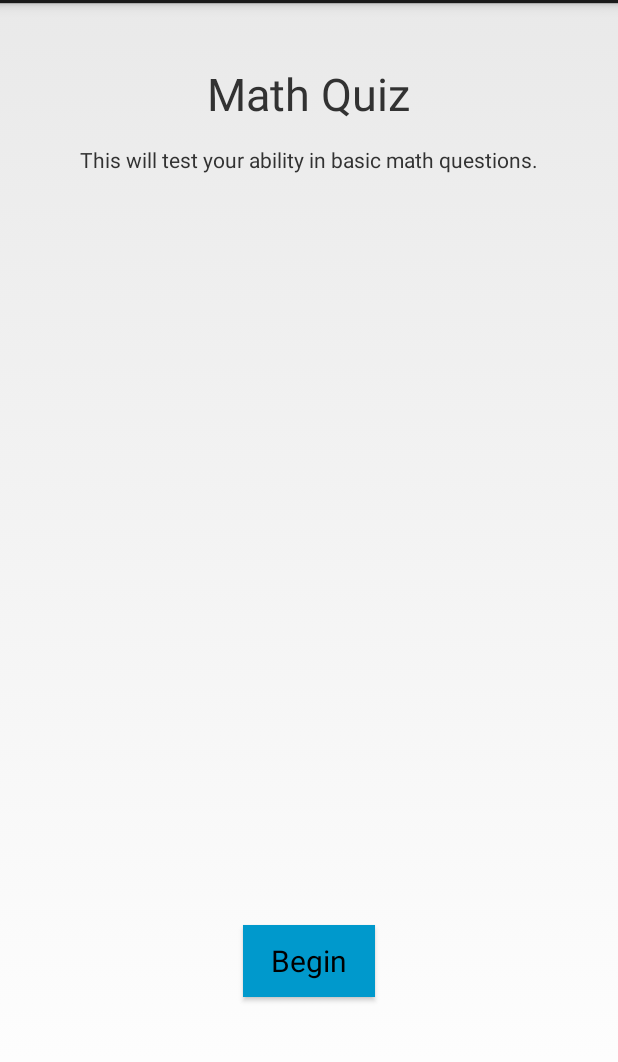
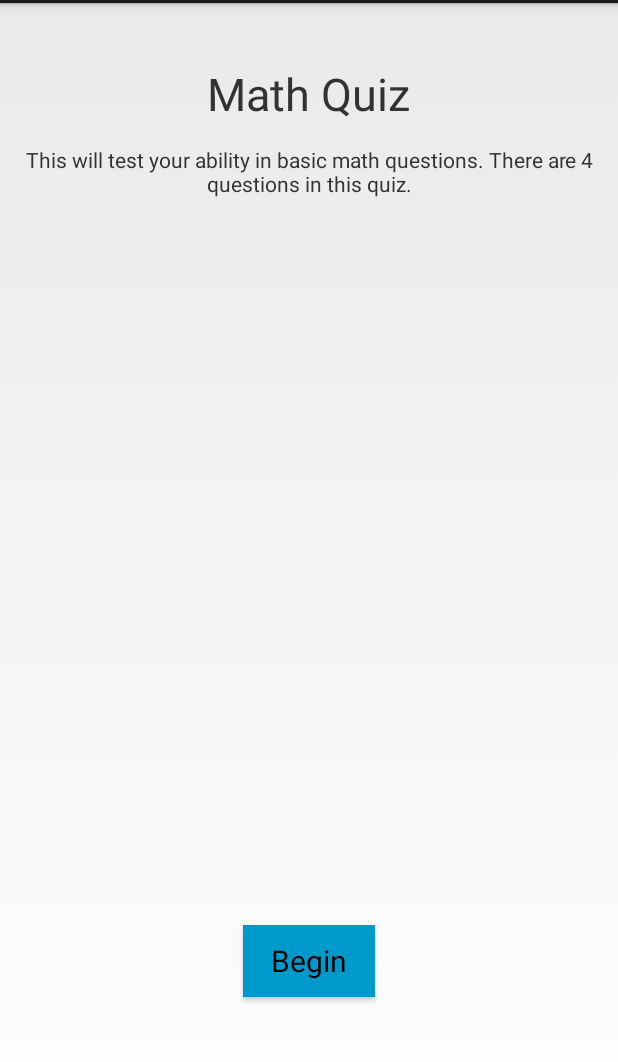
Before and after one commit to coopercc/quizdroid, an Android app: the MathIntroActivity screen opened directly, with no data from a screen before it, on a phone screen of 412 x 824 dp, the part 69-1131 px from its top. Run offline under Robolectric (Android 15) with nearby library versions, the phone set to English and light mode, and no system bars.

Commit message:
added question count to intro pages

```diff
--- a/MyApplication/app/src/main/res/layout/activity_hero_intro.xml
+++ b/MyApplication/app/src/main/res/layout/activity_hero_intro.xml
@@ -22,7 +22,7 @@
         android:textAlignment="center" />
 
     <TextView
-        android:text="This will test your knowledge of the marvel superhero universe."
+        android:text="This will test your knowledge of the marvel superhero universe. There are 4 questions in this quiz."
         android:layout_width="wrap_content"
         android:layout_height="wrap_content"
         android:layout_marginTop="19dp"
--- a/MyApplication/app/src/main/res/layout/activity_math_intro.xml
+++ b/MyApplication/app/src/main/res/layout/activity_math_intro.xml
@@ -11,13 +11,14 @@
     tools:context="quizdroid.coopercc.washington.edu.quizdroid.MathIntroActivity">
 
     <TextView
-        android:text="This will test your ability in basic math questions."
+        android:text="This will test your ability in basic math questions. There are 4 questions in this quiz."
         android:layout_width="wrap_content"
         android:layout_height="wrap_content"
         android:layout_below="@+id/textView"
         android:layout_centerHorizontal="true"
         android:layout_marginTop="14dp"
-        android:id="@+id/textView2" />
+        android:id="@+id/textView2"
+        android:textAlignment="center" />
 
     <TextView
         android:text="Math Quiz"
--- a/MyApplication/app/src/main/res/layout/activity_physics_intro.xml
+++ b/MyApplication/app/src/main/res/layout/activity_physics_intro.xml
@@ -21,13 +21,14 @@
         android:layout_centerHorizontal="true" />
 
     <TextView
-        android:text="This will test your ability in basic physics questions."
+        android:text="This will test your ability in basic physics questions. There are 4 questions in this quiz."
         android:layout_width="wrap_content"
         android:layout_height="wrap_content"
         android:id="@+id/textView4"
         android:layout_below="@+id/textView3"
         android:layout_centerHorizontal="true"
-        android:layout_marginTop="11dp" />
+        android:layout_marginTop="11dp"
+        android:textAlignment="center" />
 
     <Button
         android:text="Begin"
```
